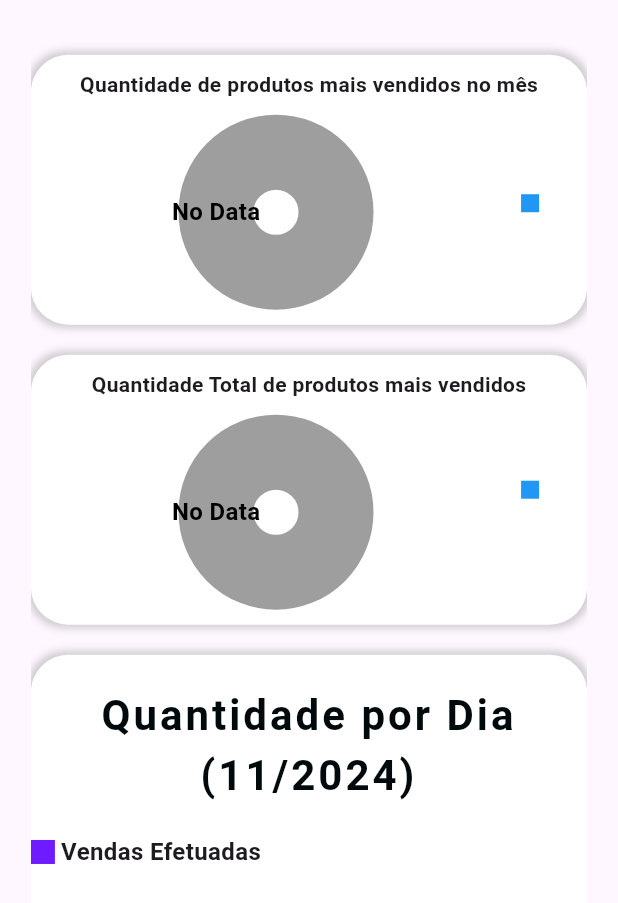
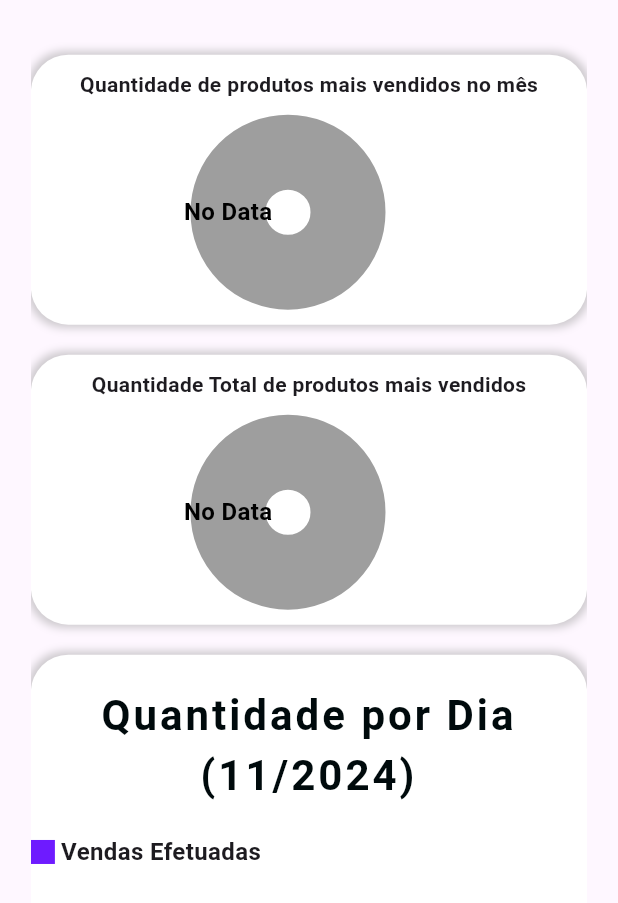
Before and after one commit to BIG4TECH/SistemaSmartPagamentos, a Flutter app: the AllCharts widget shown alone on an empty page, opened directly with empty values, on a phone screen of 412 x 824 dp. Shown: the top 903 px of the screen. Run offline on Flutter 3.47's test engine with Material 3 defaults, Android fonts, the phone set to English and light mode, and no system bars; drawn by our look-alikes of fl_chart; our stand-ins replace cloud_firestore, dio, dropdown_search, firebase_auth, firebase_core, flutter_masked_text2 and 3 more; missing offline and left inert: clipboard, dart:html; accounts and stored records are empty; network calls fail.

Commit message:
correções de erros

```diff
--- a/lib/charts/ProdChart.dart
+++ b/lib/charts/ProdChart.dart
@@ -57,23 +57,21 @@ class PieChartProdState extends State<Prodchart> {
             color: Colors.grey.withOpacity(0.5),
             spreadRadius: 2,
             blurRadius: 4,
-            offset: Offset(0, 0), // changes position of shadow
+            offset: Offset(0, 0),
           ),
         ],
       ),
       child: Column(
         children: [
-          const SizedBox(
-            height: 10,
-          ),
+          const SizedBox(height: 10),
           Text(
             'Quantidade Total de produtos mais vendidos',
             style: TextStyle(
               fontWeight: FontWeight.bold,
-                fontSize: size.width <= 720 ? 14 : 18),
+              fontSize: size.width <= 720 ? 14 : 18,
+            ),
           ),
           Container(
-            //color: Colors.amber,
             height: size.width <= 720 ? 150 : 200,
             width: 430,
             child: Row(
@@ -98,50 +96,59 @@ class PieChartProdState extends State<Prodchart> {
                       ),
                       borderData: FlBorderData(show: false),
                       sectionsSpace: 0,
-                      centerSpaceRadius: size.width <= 720 ? 15 : 40,
+                      centerSpaceRadius: size.width <= 720 ? 15 : 35,
                       sections: showingSections(),
                     ),
                   ),
                 ),
                 Column(
-                  mainAxisAlignment: size.width <= 720 ? MainAxisAlignment.center : MainAxisAlignment.end,
+                  mainAxisAlignment: size.width <= 720
+                      ? MainAxisAlignment.center
+                      : MainAxisAlignment.end,
                   crossAxisAlignment: CrossAxisAlignment.start,
                   children: <Widget>[
+                    if (_listProdutosEscolhidos.isNotEmpty)
                       Indicator(
-                      size: size.width <= 720 ? 12 : 16,
+                        size: size.width <= 720 ? 12 : 14,
                         color: AppColors.contentColorBlue,
-                      text: _listProdutosEscolhidos.isNotEmpty
-                          ? _listProdutosEscolhidos[0].nome ?? ''
-                          : '',
+                        text: formatarNomeProduto(
+                            _listProdutosEscolhidos[0].nome ?? '',
+                            size.width <= 720 ? 30 : 20),
                         isSquare: true,
                       ),
+                    if (_listProdutosEscolhidos.length > 1)
                       const SizedBox(height: 4),
-                    _listProdutosEscolhidos.length > 1
-                        ? Indicator(
-                            size: size.width <= 720 ? 12 : 16,
+                    if (_listProdutosEscolhidos.length > 1)
+                      Indicator(
+                        size: size.width <= 720 ? 12 : 14,
                         color: AppColors.contentColorYellow,
-                            text: _listProdutosEscolhidos[1].nome ?? '',
+                        text: formatarNomeProduto(
+                            _listProdutosEscolhidos[1].nome ?? '',
+                            size.width <= 720 ? 30 : 20),
                         isSquare: true,
-                          )
-                        : const SizedBox(),
+                      ),
+                    if (_listProdutosEscolhidos.length > 2)
                       const SizedBox(height: 4),
-                    _listProdutosEscolhidos.length > 2
-                        ? Indicator(
-                            size: size.width <= 720 ? 12 : 16,
+                    if (_listProdutosEscolhidos.length > 2)
+                      Indicator(
+                        size: size.width <= 720 ? 12 : 14,
                         color: AppColors.contentColorPurple,
-                            text: _listProdutosEscolhidos[2].nome ?? '',
+                        text: formatarNomeProduto(
+                            _listProdutosEscolhidos[2].nome ?? '',
+                            size.width <= 720 ? 30 : 20),
                         isSquare: true,
-                          )
-                        : const SizedBox(),
+                      ),
+                    if (_listProdutosEscolhidos.length > 3)
                       const SizedBox(height: 4),
-                    _listProdutosEscolhidos.length > 3
-                        ? Indicator(
-                           size: size.width <= 720 ? 12 : 16,
+                    if (_listProdutosEscolhidos.length > 3)
+                      Indicator(
+                        size: size.width <= 720 ? 12 : 14,
                         color: AppColors.contentColorGreen,
-                            text: _listProdutosEscolhidos[3].nome ?? '',
+                        text: formatarNomeProduto(
+                            _listProdutosEscolhidos[3].nome ?? '',
+                            size.width <= 720 ? 30 : 20),
                         isSquare: true,
-                          )
-                        : const SizedBox(),
+                      ),
                     const SizedBox(height: 18),
                   ],
                 ),
@@ -152,6 +159,26 @@ class PieChartProdState extends State<Prodchart> {
         ],
       ),
     );
+  }
+
+  String formatarNomeProduto(String nome, int limite) {
+    final words = nome.split(' ');
+    StringBuffer buffer = StringBuffer();
+    int comprimentoAtual = 0;
+
+    for (var word in words) {
+      if ((comprimentoAtual + word.length) > limite) {
+        buffer.write('\n');
+        comprimentoAtual = 0;
+      } else if (comprimentoAtual > 0) {
+        buffer.write(' ');
+      }
+
+      buffer.write(word);
+      comprimentoAtual += word.length + 1; // Inclui o espaço
+    }
+
+    return buffer.toString();
   }
 
   Future<List<DadosProduto>> getDataProductsPie() async {
--- a/lib/charts/ProdVendChart.dart
+++ b/lib/charts/ProdVendChart.dart
@@ -58,23 +58,21 @@ class PieChartProdState extends State<PieChartProd> {
           color: Colors.grey.withOpacity(0.5),
           spreadRadius: 2,
           blurRadius: 4,
-            offset: Offset(0, 0), // changes position of shadow
+          offset: Offset(0, 0),
         ),
       ],
     ),
     child: Column(
-
       children: [
-          const SizedBox(
-            height: 10,
-          ),
+        const SizedBox(height: 10),
         Text(
           'Quantidade de produtos mais vendidos no mês',
-            style: TextStyle(fontWeight: FontWeight.bold, fontSize: size.width <= 720 ? 14 : 18),
+          style: TextStyle(
+            fontWeight: FontWeight.bold,
+            fontSize: size.width <= 720 ? 14 : 18,
+          ),
         ),
         Container(
-            //color: Colors.amber,
-
           height: size.width <= 720 ? 150 : 200,
           width: 430,
           child: Row(
@@ -99,51 +97,60 @@ class PieChartProdState extends State<PieChartProd> {
                     ),
                     borderData: FlBorderData(show: false),
                     sectionsSpace: 0,
-                      centerSpaceRadius: size.width <= 720 ? 15 : 40,
+                    centerSpaceRadius: size.width <= 720 ? 15 : 35,
                     sections: showingSections(),
                   ),
                 ),
               ),
               Column(
-                  mainAxisAlignment: size.width <= 720 ? MainAxisAlignment.center : MainAxisAlignment.end,
+                mainAxisAlignment: size.width <= 720
+                    ? MainAxisAlignment.center
+                    : MainAxisAlignment.end,
                 crossAxisAlignment: CrossAxisAlignment.start,
                 children: <Widget>[
+                  if (_listProdutosEscolhidos.isNotEmpty)
                     Indicator(
-                      size: size.width <= 720 ? 12 : 16,
+                      size: size.width <= 720 ? 12 : 14,
                       color: AppColors.contentColorBlue,
-                      text: _listProdutosEscolhidos.isNotEmpty
-                          ? _listProdutosEscolhidos[0].nome ?? ''
-                          : '',
+                      text: formatarNomeProduto(
+                          _listProdutosEscolhidos[0].nome ?? '',
+                          size.width <= 720 ? 30 : 20),
                       isSquare: true,
                     ),
+                  if (_listProdutosEscolhidos.length > 1)
                     const SizedBox(height: 4),
-                    _listProdutosEscolhidos.length > 1
-                        ? Indicator(
-                            size: size.width <= 720 ? 12 : 16,
+                  if (_listProdutosEscolhidos.length > 1)
+                    Indicator(
+                      size: size.width <= 720 ? 12 : 14,
                       color: AppColors.contentColorYellow,
-                            text: _listProdutosEscolhidos[1].nome ?? '',
+                      text: formatarNomeProduto(
+                          _listProdutosEscolhidos[1].nome ?? '',
+                          size.width <= 720 ? 30 : 20),
                       isSquare: true,
-                          )
-                        : const SizedBox(),
+                    ),
+                  if (_listProdutosEscolhidos.length > 2)
                     const SizedBox(height: 4),
-                    _listProdutosEscolhidos.length > 2
-                        ? Indicator(
-                            size: size.width <= 720 ? 12 : 16,
+                  if (_listProdutosEscolhidos.length > 2)
+                    Indicator(
+                      size: size.width <= 720 ? 12 : 14,
                       color: AppColors.contentColorPurple,
-                            text: _listProdutosEscolhidos[2].nome ?? '',
+                      text: formatarNomeProduto(
+                          _listProdutosEscolhidos[2].nome ?? '',
+                          size.width <= 720 ? 30 : 20),
                       isSquare: true,
-                          )
-                        : const SizedBox(),
+                    ),
+                  if (_listProdutosEscolhidos.length > 3)
                     const SizedBox(height: 4),
-                    _listProdutosEscolhidos.length > 3
-                        ? Indicator(
-                            size: size.width <= 720 ? 12 : 16,
+                  if (_listProdutosEscolhidos.length > 3)
+                    Indicator(
+                      size: size.width <= 720 ? 12 : 14,
                       color: AppColors.contentColorGreen,
-                            text: _listProdutosEscolhidos[3].nome ?? '',
+                      text: formatarNomeProduto(
+                          _listProdutosEscolhidos[3].nome ?? '',
+                          size.width <= 720 ? 30 : 20),
                       isSquare: true,
-                          )
-                        : const SizedBox(),
-                    size.width <= 720 ? const SizedBox() : const SizedBox(height: 18),
+                    ),
+                  const SizedBox(height: 18),
                 ],
               ),
               const SizedBox(width: 28),
@@ -153,6 +160,26 @@ class PieChartProdState extends State<PieChartProd> {
       ],
     ),
   );
+}
+
+  String formatarNomeProduto(String nome, int limite) {
+    final words = nome.split(' ');
+    StringBuffer buffer = StringBuffer();
+    int comprimentoAtual = 0;
+
+    for (var word in words) {
+      if ((comprimentoAtual + word.length) > limite) {
+        buffer.write('\n');
+        comprimentoAtual = 0;
+      } else if (comprimentoAtual > 0) {
+        buffer.write(' ');
+      }
+
+      buffer.write(word);
+      comprimentoAtual += word.length + 1; // Inclui o espaço
+    }
+
+    return buffer.toString();
   }
 
   Future<List<DadosProduto>> getDataProductsPie() async {
@@ -167,6 +194,7 @@ class PieChartProdState extends State<PieChartProd> {
       if (widget.emailFiliado == null) {
         vendas = await FirebaseFirestore.instance.collection('vendas').get();
       } else {
+        print('CHEGOU AQUI');
         vendas = await FirebaseFirestore.instance
             .collection('vendas')
             .where('id_user', isEqualTo: widget.idFiliado)
--- a/lib/charts/allCharts.dart
+++ b/lib/charts/allCharts.dart
@@ -50,7 +50,7 @@ class AllChartsState extends State<AllCharts> {
     String? filiadoEmail;
     var filiados = await FirebaseFirestore.instance
         .collection('users')
-        .where('tipo_user', isEqualTo: 'filiado')
+
         .get();
 
     for (var filiado in filiados.docs) {
@@ -68,7 +68,7 @@ class AllChartsState extends State<AllCharts> {
 
     var filiados = await FirebaseFirestore.instance
         .collection('users')
-        .where('tipo_user', isEqualTo: 'filiado')
+
         .get();
 
     for (var filiado in filiados.docs) {
@@ -145,6 +145,8 @@ class AllChartsState extends State<AllCharts> {
                                       cliSelecionado);
                                   _filiadoId = await fetchAndSetFiliadoId(
                                       cliSelecionado);
+
+                                  print('filiadoEmail: $_filiadoEmail');
                                   setState(() {});
                                 },
                                 selectedItem: _dadosFiliado,
--- a/lib/charts/lineChart.dart
+++ b/lib/charts/lineChart.dart
@@ -83,13 +83,13 @@ class LineChartSample1State extends State<LineChartSample1> {
           try {
             DateTime dataVenda =
                 DateFormat("dd/MM/yyyy").parse(docvenda['first_execution']);
-            print(dataVenda);
+            //print(dataVenda);
             if (dataVenda.isAfter(
                     firstDayOfMonth.subtract(const Duration(days: 1))) &&
                 dataVenda
                     .isBefore(lastDayOfMonth.add(const Duration(days: 1)))) {
               int dia = dataVenda.day;
-              print(dia);
+              //print(dia);
               vendasEfetuadas[dia - 1] =
                   FlSpot(dia.toDouble(), vendasEfetuadas[dia - 1].y + 1);
             }
--- a/lib/screens/wpp.dart
+++ b/lib/screens/wpp.dart
@@ -1,3 +1,4 @@
+import 'dart:async';
 import 'dart:convert';
 import 'dart:typed_data';
 
@@ -22,6 +23,7 @@ class _ConfiguracaoWhatsAppState extends State<ConfiguracaoWhatsApp> {
   String statusMensagem = "Inicie a sessão para obter o QR Code.";
   MaskedTextController numeroCtrl =
       MaskedTextController(mask: '+00 (00) 00000-0000');
+  Timer? statusTimer;
 
   @override
   void initState() {
@@ -39,10 +41,15 @@ class _ConfiguracaoWhatsAppState extends State<ConfiguracaoWhatsApp> {
       print('STATUS: $status');
       if (status['body']['connected'] == true) {
         setState(() {
+          qrCodeBytes = null;
           numeroCtrl.text = status['body']['phoneNumber'];
 
           statusMensagem = "Número conectado: ${numeroCtrl.text}";
         });
+
+        // Parar o timer se já conectado
+        statusTimer?.cancel();
+
       } else {
         setState(() {
           statusMensagem = "Nenhum dispositivo conectado.";
@@ -68,6 +75,11 @@ class _ConfiguracaoWhatsAppState extends State<ConfiguracaoWhatsApp> {
           final base64String = base64QrCode.split(',')[1];
           qrCodeBytes = base64Decode(base64String);
           statusMensagem = "Escaneie o QR Code com o WhatsApp.";
+
+          // Iniciar o Timer para verificar o status a cada 2 segundos
+          statusTimer = Timer.periodic(Duration(seconds: 2), (timer) {
+            verificarStatusWhatsApp();
+          });
         });
       } else {
         setState(() {
@@ -79,6 +91,13 @@ class _ConfiguracaoWhatsAppState extends State<ConfiguracaoWhatsApp> {
         statusMensagem = "Erro ao iniciar sessão: $e";
       });
     }
+  }
+
+  @override
+  void dispose() {
+    // Cancelar o Timer quando o widget for desmontado
+    statusTimer?.cancel();
+    super.dispose();
   }
 
   @override
@@ -137,9 +156,6 @@ class _ConfiguracaoWhatsAppState extends State<ConfiguracaoWhatsApp> {
                             fontWeight: FontWeight.bold)),
                   ),
                 ),
-
-
-
               ],
             ),
           ),
```
Lines whose indentation alone changed are shown as unchanged.
